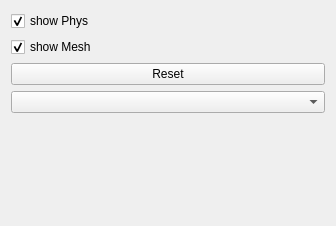
The window that forms/tabInfo.ui (Gmadges/MPC-Masterclass) describes before a commit, drawn with Qt 5.
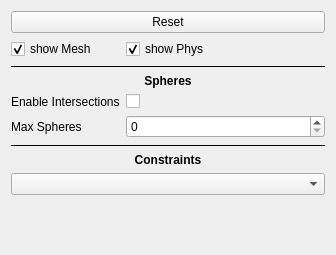
The same window after the commit. Custom widgets are drawn as their Qt base class.

```diff
--- a/forms/tabInfo.ui
+++ b/forms/tabInfo.ui
@@ -7,7 +7,7 @@
     <x>0</x>
     <y>0</y>
     <width>336</width>
-    <height>226</height>
+    <height>255</height>
    </rect>
   </property>
   <property name="windowTitle">
@@ -16,17 +16,13 @@
   <layout class="QGridLayout" name="gridLayout_2">
    <item row="1" column="0">
     <layout class="QFormLayout" name="formLayout">
-     <item row="0" column="0">
-      <widget class="QCheckBox" name="check_showPhys">
-       <property name="text">
-        <string>show Phys</string>
-       </property>
-       <property name="checked">
-        <bool>true</bool>
-       </property>
-      </widget>
+     <item row="11" column="0" colspan="2">
+      <widget class="QComboBox" name="combo_constType"/>
      </item>
-     <item row="1" column="0">
+     <item row="12" column="0">
+      <widget class="SpringSettings" name="widget_springSettings" native="true"/>
+     </item>
+     <item row="4" column="0">
       <widget class="QCheckBox" name="check_showMesh">
        <property name="text">
         <string>show Mesh</string>
@@ -36,18 +32,92 @@
        </property>
       </widget>
      </item>
-     <item row="2" column="0" colspan="2">
+     <item row="4" column="1">
+      <widget class="QCheckBox" name="check_showPhys">
+       <property name="text">
+        <string>show Phys</string>
+       </property>
+       <property name="checked">
+        <bool>true</bool>
+       </property>
+      </widget>
+     </item>
+     <item row="3" column="0" colspan="2">
       <widget class="QPushButton" name="button_reset">
        <property name="text">
         <string>Reset</string>
        </property>
       </widget>
      </item>
-     <item row="3" column="0" colspan="2">
-      <widget class="QComboBox" name="combo_constType"/>
+     <item row="10" column="0" colspan="2">
+      <widget class="QLabel" name="label">
+       <property name="text">
+        <string>&lt;b&gt;Constraints&lt;/b&gt;</string>
+       </property>
+       <property name="textFormat">
+        <enum>Qt::RichText</enum>
+       </property>
+       <property name="alignment">
+        <set>Qt::AlignCenter</set>
+       </property>
+      </widget>
      </item>
-     <item row="4" column="0">
-      <widget class="SpringSettings" name="widget_springSettings" native="true"/>
+     <item row="6" column="0" colspan="2">
+      <widget class="QLabel" name="label_2">
+       <property name="text">
+        <string>&lt;b&gt;Spheres&lt;/b&gt;</string>
+       </property>
+       <property name="textFormat">
+        <enum>Qt::RichText</enum>
+       </property>
+       <property name="alignment">
+        <set>Qt::AlignCenter</set>
+       </property>
+      </widget>
+     </item>
+     <item row="7" column="0">
+      <widget class="QLabel" name="label_3">
+       <property name="text">
+        <string>Enable Intersections</string>
+       </property>
+      </widget>
+     </item>
+     <item row="7" column="1">
+      <widget class="QCheckBox" name="check_sphereIntersect">
+       <property name="text">
+        <string/>
+       </property>
+      </widget>
+     </item>
+     <item row="8" column="0">
+      <widget class="QLabel" name="label_4">
+       <property name="text">
+        <string>Max Spheres</string>
+       </property>
+      </widget>
+     </item>
+     <item row="8" column="1">
+      <widget class="QSpinBox" name="spin_maxSpheres"/>
+     </item>
+     <item row="9" column="0" colspan="2">
+      <widget class="Line" name="line">
+       <property name="frameShadow">
+        <enum>QFrame::Plain</enum>
+       </property>
+       <property name="orientation">
+        <enum>Qt::Horizontal</enum>
+       </property>
+      </widget>
+     </item>
+     <item row="5" column="0" colspan="2">
+      <widget class="Line" name="line_2">
+       <property name="frameShadow">
+        <enum>QFrame::Plain</enum>
+       </property>
+       <property name="orientation">
+        <enum>Qt::Horizontal</enum>
+       </property>
+      </widget>
      </item>
     </layout>
    </item>
```
